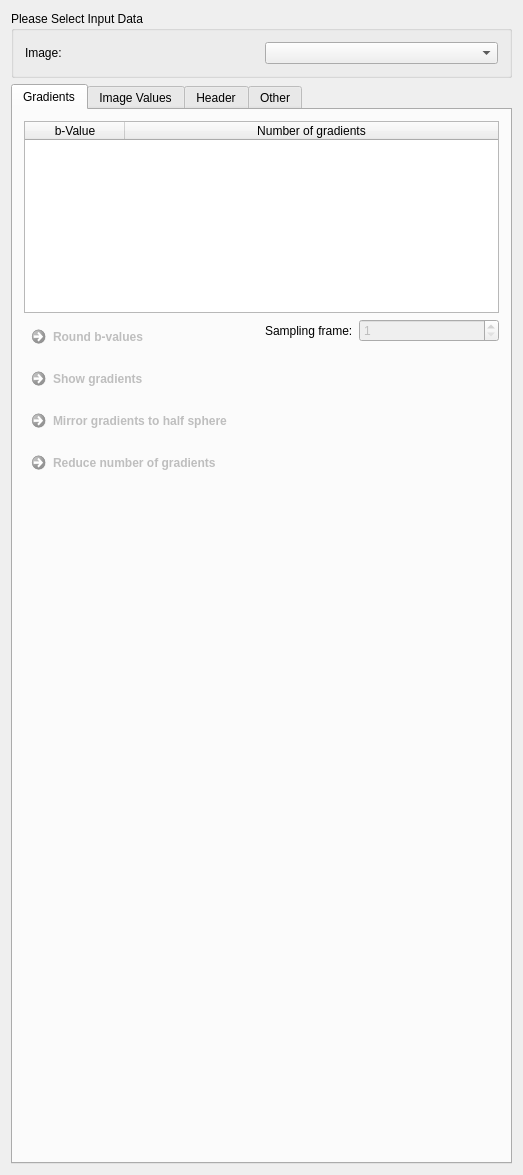
Above: Plugins/org.mitk.gui.qt.diffusionimaging/src/internal/QmitkPreprocessingViewControls.ui from pollen-metrology/MITK before the change. Below: the same form after it.
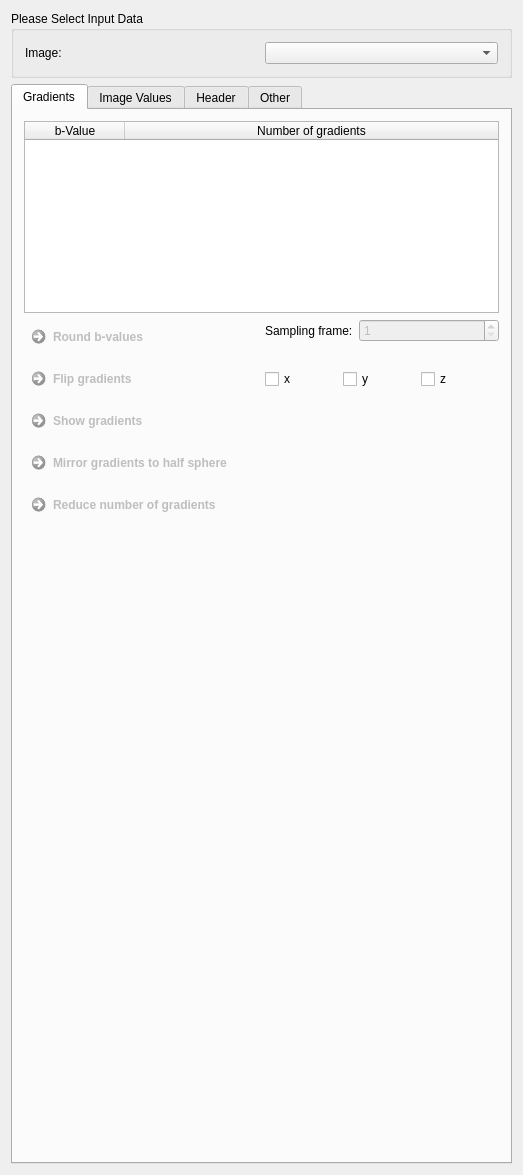
That is the form after the change. The open tabs and pages were chosen to show the change. Custom widgets are drawn as their Qt base class.

Commit message: added gradient signal normalization and gradient flip

Patch:
```diff
--- a/Plugins/org.mitk.gui.qt.diffusionimaging/src/internal/QmitkPreprocessingViewControls.ui
+++ b/Plugins/org.mitk.gui.qt.diffusionimaging/src/internal/QmitkPreprocessingViewControls.ui
@@ -128,7 +128,7 @@
            <number>6</number>
           </property>
           <item row="5" column="0">
-           <widget class="QCommandLinkButton" name="m_MirrorGradientToHalfSphereButton">
+           <widget class="QCommandLinkButton" name="m_ShowGradientsButton">
             <property name="enabled">
              <bool>false</bool>
             </property>
@@ -142,36 +142,7 @@
              <string notr="true"/>
             </property>
             <property name="text">
-             <string>Mirror gradients to half sphere</string>
-            </property>
-           </widget>
-          </item>
-          <item row="3" column="0">
-           <widget class="QCommandLinkButton" name="m_CreateLengthCorrectedDwi">
-            <property name="enabled">
-             <bool>false</bool>
-            </property>
-            <property name="text">
-             <string>Round b-values</string>
-            </property>
-           </widget>
-          </item>
-          <item row="7" column="0">
-           <widget class="QCommandLinkButton" name="m_ReduceGradientsButton">
-            <property name="enabled">
-             <bool>false</bool>
-            </property>
-            <property name="toolTip">
-             <string>Retain only the specified number of gradient directions and according image volumes. The retained directions are spread equally over the half sphere using an iterative energy repulsion strategy.</string>
-            </property>
-            <property name="statusTip">
-             <string/>
-            </property>
-            <property name="whatsThis">
-             <string notr="true"/>
-            </property>
-            <property name="text">
-             <string>Reduce number of gradients</string>
+             <string>Show gradients</string>
             </property>
            </widget>
           </item>
@@ -211,8 +182,56 @@
             </item>
            </layout>
           </item>
+          <item row="8" column="0">
+           <widget class="QCommandLinkButton" name="m_ReduceGradientsButton">
+            <property name="enabled">
+             <bool>false</bool>
+            </property>
+            <property name="toolTip">
+             <string>Retain only the specified number of gradient directions and according image volumes. The retained directions are spread equally over the half sphere using an iterative energy repulsion strategy.</string>
+            </property>
+            <property name="statusTip">
+             <string/>
+            </property>
+            <property name="whatsThis">
+             <string notr="true"/>
+            </property>
+            <property name="text">
+             <string>Reduce number of gradients</string>
+            </property>
+           </widget>
+          </item>
+          <item row="6" column="0">
+           <widget class="QCommandLinkButton" name="m_MirrorGradientToHalfSphereButton">
+            <property name="enabled">
+             <bool>false</bool>
+            </property>
+            <property name="toolTip">
+             <string>Sometimes the gradient directions are not located on one half sphere.</string>
+            </property>
+            <property name="statusTip">
+             <string/>
+            </property>
+            <property name="whatsThis">
+             <string notr="true"/>
+            </property>
+            <property name="text">
+             <string>Mirror gradients to half sphere</string>
+            </property>
+           </widget>
+          </item>
+          <item row="3" column="0">
+           <widget class="QCommandLinkButton" name="m_CreateLengthCorrectedDwi">
+            <property name="enabled">
+             <bool>false</bool>
+            </property>
+            <property name="text">
+             <string>Round b-values</string>
+            </property>
+           </widget>
+          </item>
           <item row="4" column="0">
-           <widget class="QCommandLinkButton" name="m_ShowGradientsButton">
+           <widget class="QCommandLinkButton" name="m_FlipGradientsButton">
             <property name="enabled">
              <bool>false</bool>
             </property>
@@ -226,10 +245,58 @@
              <string notr="true"/>
             </property>
             <property name="text">
-             <string>Show gradients</string>
+             <string>Flip gradients</string>
             </property>
            </widget>
           </item>
+          <item row="4" column="1">
+           <widget class="QFrame" name="frame_8">
+            <property name="frameShape">
+             <enum>QFrame::NoFrame</enum>
+            </property>
+            <property name="frameShadow">
+             <enum>QFrame::Plain</enum>
+            </property>
+            <layout class="QGridLayout" name="gridLayout_21">
+             <property name="leftMargin">
+              <number>0</number>
+             </property>
+             <property name="topMargin">
+              <number>0</number>
+             </property>
+             <property name="rightMargin">
+              <number>0</number>
+             </property>
+             <property name="bottomMargin">
+              <number>0</number>
+             </property>
+             <property name="spacing">
+              <number>0</number>
+             </property>
+             <item row="0" column="0">
+              <widget class="QCheckBox" name="m_FlipGradBoxX">
+               <property name="text">
+                <string>x</string>
+               </property>
+              </widget>
+             </item>
+             <item row="0" column="1">
+              <widget class="QCheckBox" name="m_FlipGradBoxY">
+               <property name="text">
+                <string>y</string>
+               </property>
+              </widget>
+             </item>
+             <item row="0" column="2">
+              <widget class="QCheckBox" name="m_FlipGradBoxZ">
+               <property name="text">
+                <string>z</string>
+               </property>
+              </widget>
+             </item>
+            </layout>
+           </widget>
+          </item>
          </layout>
         </widget>
        </item>
```
Left out of the diff: 4 changed lines with no effect on the pictures. The commit also changes 4 other files.
